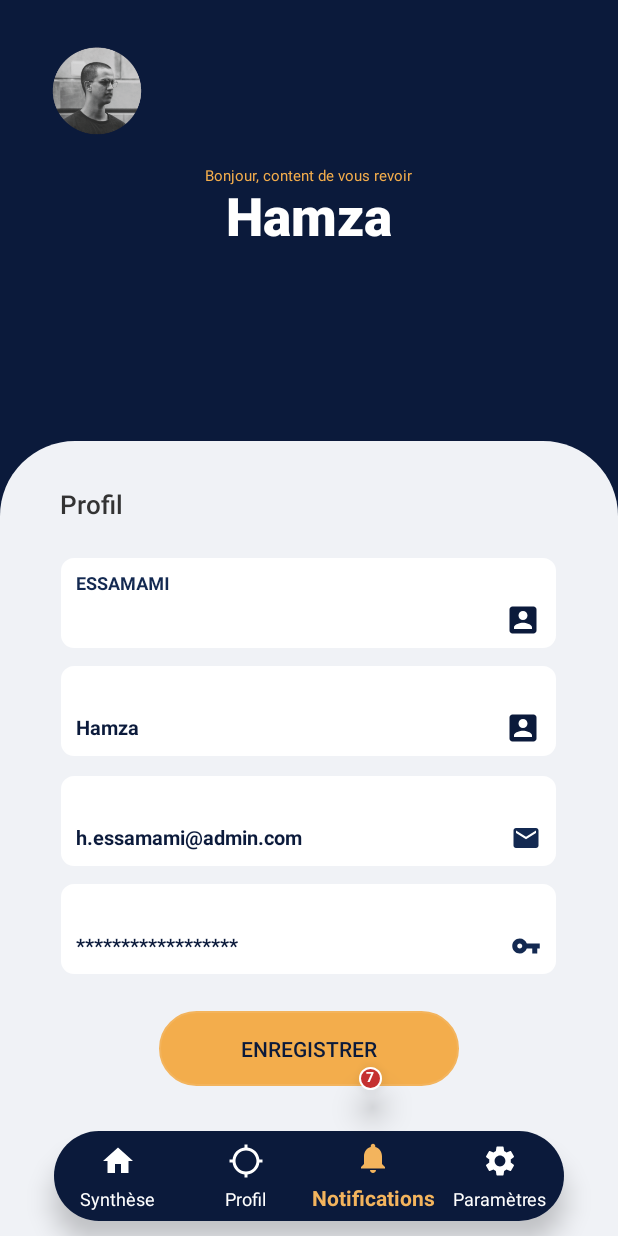
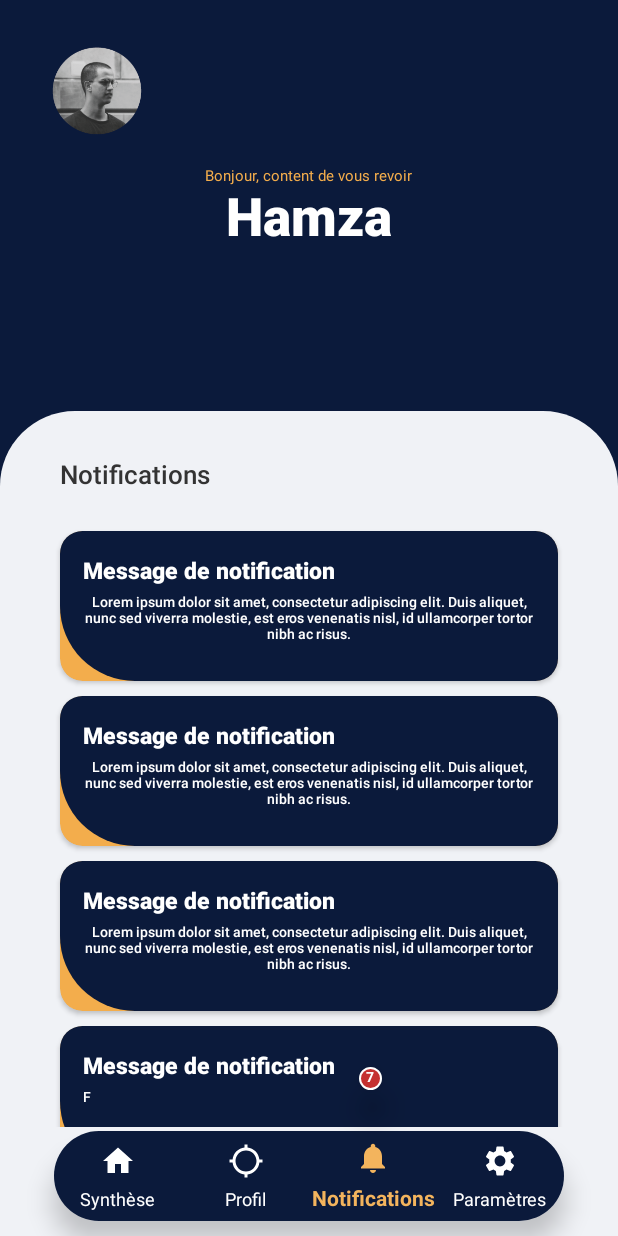
Before and after one commit to ESSAMAMI/ThefThor, an Android app: the BoardActivity screen opened directly, with no data from a screen before it, item 3 of the bottom bar chosen, on a phone screen of 412 x 824 dp. Run offline under Robolectric (Android 15) with nearby library versions, the phone set to English and light mode, and no system bars; libraries missing offline, so code that uses them is left out: com.github.mikephil.charting; plain views replace BarChart; 14 statements that could not run were skipped.

Commit message:
notification layout added :boom:

```diff
--- a/app/build.gradle
+++ b/app/build.gradle
@@ -33,6 +33,7 @@ dependencies {
     implementation 'androidx.appcompat:appcompat:1.1.0'
     implementation 'com.google.android.material:material:1.1.0'
     implementation 'com.google.android.gms:play-services-auth:18.0.0'
+    implementation 'androidx.recyclerview:recyclerview:1.1.0'
     testImplementation 'junit:junit:4.+'
     androidTestImplementation 'androidx.test.ext:junit:1.1.1'
     androidTestImplementation 'androidx.test.espresso:espresso-core:3.2.0'
@@ -41,4 +42,5 @@ dependencies {
     implementation "androidx.cardview:cardview:1.0.0"
     implementation 'com.github.Kwasow:BottomNavigationCircles-Android:1.0'
     implementation 'com.github.PhilJay:MPAndroidChart:v2.2.4'
+    implementation 'androidx.recyclerview:recyclerview:1.2.0'
 }
--- a/app/src/main/java/fr/app/theft/activity/BoardActivity.java
+++ b/app/src/main/java/fr/app/theft/activity/BoardActivity.java
@@ -9,6 +9,8 @@ import android.widget.Toast;
 
 import androidx.annotation.NonNull;
 import androidx.appcompat.app.AppCompatActivity;
+import androidx.recyclerview.widget.LinearLayoutManager;
+import androidx.recyclerview.widget.RecyclerView;
 
 import com.github.mikephil.charting.charts.BarChart;
 import com.github.mikephil.charting.data.BarData;
@@ -20,11 +22,15 @@ import com.google.android.material.bottomnavigation.BottomNavigationView;
 import java.util.ArrayList;
 
 import fr.app.theft.R;
+import fr.app.theft.adapter.NotificationAdapter;
+import fr.app.theft.entities.Notification;
 import fr.app.theft.utils.Session;
 
 public class BoardActivity extends AppCompatActivity {
 
-    //private BottomNavigationView bottomNavigationView;
+    RecyclerView recyclerView;
+    NotificationAdapter adapter;
+    String [] test = {"Lorem ipsum dolor sit amet, consectetur adipiscing elit. Duis aliquet, nunc sed viverra molestie, est eros venenatis nisl, id ullamcorper tortor nibh ac risus.","Lorem ipsum dolor sit amet, consectetur adipiscing elit. Duis aliquet, nunc sed viverra molestie, est eros venenatis nisl, id ullamcorper tortor nibh ac risus.","Lorem ipsum dolor sit amet, consectetur adipiscing elit. Duis aliquet, nunc sed viverra molestie, est eros venenatis nisl, id ullamcorper tortor nibh ac risus.","F","G","G","Lorem ipsum dolor sit amet, consectetur adipiscing elit. Duis aliquet, nunc sed viverra molestie, est eros venenatis nisl, id ullamcorper tortor nibh ac risus."};
 
     @Override
     public void onCreate(Bundle savedInstanceState) {
@@ -35,6 +41,11 @@ public class BoardActivity extends AppCompatActivity {
 
         this.bottomNavigationViewConfiguration();
         this.setBarChart();
+
+        recyclerView = findViewById(R.id.recycler_view_notifications);
+        recyclerView.setLayoutManager(new LinearLayoutManager(this));
+        adapter = new NotificationAdapter(this, test);
+        recyclerView.setAdapter(adapter);
         //Toast.makeText(BoardActivity.this, Session.getSession().getAccount().toString(), Toast.LENGTH_LONG).show();
     }
 
@@ -47,17 +58,23 @@ public class BoardActivity extends AppCompatActivity {
             public boolean onNavigationItemSelected(@NonNull MenuItem item) {
                 RelativeLayout layoutSynthese = findViewById(R.id.layout_synthese);
                 RelativeLayout layoutProfil = findViewById(R.id.layout_profil);
+                RelativeLayout layoutNotification = findViewById(R.id.layout_notification);
                 switch (item.getItemId()){
                     case R.id.synthese:
+                        layoutNotification.setVisibility(View.INVISIBLE);
                         layoutSynthese.setVisibility(View.VISIBLE);
                         layoutProfil.setVisibility(View.INVISIBLE);
                         break;
                     case R.id.profil:
+                        layoutNotification.setVisibility(View.INVISIBLE);
                         layoutProfil.setVisibility(View.VISIBLE);
                         layoutSynthese.setVisibility(View.INVISIBLE);
                         break;
                     case R.id.notification:
-                        Toast.makeText(BoardActivity.this, "Notification", Toast.LENGTH_SHORT).show();
+                        layoutNotification.setVisibility(View.VISIBLE);
+                        layoutProfil.setVisibility(View.INVISIBLE);
+                        layoutSynthese.setVisibility(View.INVISIBLE);
+                        //Toast.makeText(BoardActivity.this, "Notification", Toast.LENGTH_SHORT).show();
 
                         break;
                     case R.id.parametre:
@@ -94,7 +111,7 @@ public class BoardActivity extends AppCompatActivity {
         days.add("20");
         days.add("21");
 
-        BarDataSet bardataset = new BarDataSet(alerts, "Alert par jour");
+        BarDataSet bardataset = new BarDataSet(alerts, "Alerte par jour");
         chart.animateY(5000);
         BarData data = new BarData(days, bardataset);
         int[] colors = {ColorTemplate.rgb("F3AD4C")};
--- /dev/null
+++ b/app/src/main/java/fr/app/theft/adapter/NotificationAdapter.java
@@ -0,0 +1,65 @@
+package fr.app.theft.adapter;
+
+import android.content.Context;
+import android.os.Build;
+import android.text.Layout;
+import android.view.LayoutInflater;
+import android.view.View;
+import android.view.ViewGroup;
+import android.widget.BaseAdapter;
+import android.widget.TextView;
+
+import androidx.annotation.NonNull;
+import androidx.recyclerview.widget.RecyclerView;
+
+import java.sql.Array;
+import java.util.ArrayList;
+
+import fr.app.theft.R;
+import fr.app.theft.entities.Notification;
+
+public class NotificationAdapter extends RecyclerView.Adapter<NotificationAdapter.ViewHolder> {
+
+    private Context context;
+    //private ArrayList<Notification> notifications;
+    private String[] data;
+
+    public NotificationAdapter(Context context, String[] data) {
+        this.context = context;
+        this.data = data;
+    }
+
+    @NonNull
+    @Override
+    public NotificationAdapter.ViewHolder onCreateViewHolder(@NonNull ViewGroup parent, int viewType) {
+
+        LayoutInflater layoutInflater = LayoutInflater.from(parent.getContext());
+        View view = layoutInflater.inflate(R.layout.custom_notifiaction, parent, false);
+        ViewHolder viewHolder = new ViewHolder(view);
+        return viewHolder;
+    }
+
+
+    @NonNull
+    @Override
+    public void onBindViewHolder(@NonNull NotificationAdapter.ViewHolder holder, int position) {
+        holder.message.setText(data[position]);
+    }
+
+    @Override
+    public int getItemCount() {
+        return data.length;
+        //return notifications.size();
+    }
+
+    public static class ViewHolder extends RecyclerView.ViewHolder{
+        TextView titre;
+        TextView message;
+        public ViewHolder(@NonNull View itemView){
+            super(itemView);
+
+            titre  = itemView.findViewById(R.id.titre);
+            message = itemView.findViewById(R.id.message);
+        }
+    }
+}
--- a/app/src/main/res/layout/board_activity.xml
+++ b/app/src/main/res/layout/board_activity.xml
@@ -374,12 +374,40 @@
     <!-- Layout Notifications -->
     <RelativeLayout
         android:layout_width="match_parent"
-        android:layout_height="530dp"
+        android:layout_height="550dp"
         android:id="@+id/layout_notification"
         android:background="@drawable/shape_bg"
         android:visibility="invisible"
+        android:orientation="vertical"
         android:layout_alignParentBottom="true">
+        <ScrollView
+            android:layout_width="fill_parent"
+            android:layout_height="fill_parent">
+            <RelativeLayout
+                android:layout_width="match_parent"
+                android:layout_height="match_parent">
+            <TextView
+                android:layout_width="wrap_content"
+                android:layout_height="wrap_content"
+                android:layout_marginTop="30dp"
+                android:layout_marginLeft="40dp"
+                android:textSize="17dp"
+                android:textStyle="normal"
+                android:fontFamily="sans-serif-medium"
+                android:text="Notifications"
+                android:textColor="@color/gray_text"
+                />
 
+                <androidx.recyclerview.widget.RecyclerView
+                    android:id="@+id/recycler_view_notifications"
+                    android:layout_width="match_parent"
+                    android:layout_height="407dp"
+                    android:elevation="20dp"
+                    android:layout_centerHorizontal="true"
+                    android:layout_marginTop="70dp"/>
+
+            </RelativeLayout>
+        </ScrollView>
     </RelativeLayout>
 
 </RelativeLayout>
--- /dev/null
+++ b/app/src/main/res/layout/custom_notifiaction.xml
@@ -0,0 +1,45 @@
+<?xml version="1.0" encoding="utf-8"?>
+<androidx.cardview.widget.CardView xmlns:android="http://schemas.android.com/apk/res/android"
+    android:layout_width="match_parent"
+    android:layout_height="100dp"
+    xmlns:app="http://schemas.android.com/apk/res-auto"
+    android:layout_marginTop="10dp"
+    app:cardCornerRadius="15dp"
+    app:cardPreventCornerOverlap="true"
+    android:elevation="30dp"
+    app:cardBackgroundColor="@color/orange"
+    android:layout_marginRight="40dp"
+    android:layout_marginLeft="40dp">
+
+        <RelativeLayout
+            android:layout_width="match_parent"
+            android:layout_height="match_parent"
+            android:background="@drawable/shape">
+            <TextView
+                android:id="@+id/titre"
+                android:layout_width="wrap_content"
+                android:layout_height="wrap_content"
+                android:padding="15dp"
+                android:textAlignment="center"
+                android:textSize="15dp"
+                android:textStyle="bold"
+                android:fontFamily="sans-serif-medium"
+                android:text="Message de notification"
+                android:textColor="@color/white"
+                />
+            <TextView
+                android:id="@+id/message"
+                android:layout_width="wrap_content"
+                android:layout_height="wrap_content"
+                android:layout_marginTop="25dp"
+                android:padding="15dp"
+                android:textAlignment="center"
+                android:textSize="9.5dp"
+                android:textStyle="normal"
+                android:fontFamily="sans-serif-medium"
+                android:text="Lorem ipsum dolor sit amet, consectetur adipiscing elit."
+                android:textColor="@color/white"
+                />
+        </RelativeLayout>
+
+</androidx.cardview.widget.CardView>
```
Also changed, not shown: app/src/main/java/fr/app/theft/entities/Notification.java (added, +61 -0 lines), app/src/main/res/drawable/notif.xml (added, +22 -0 lines).
